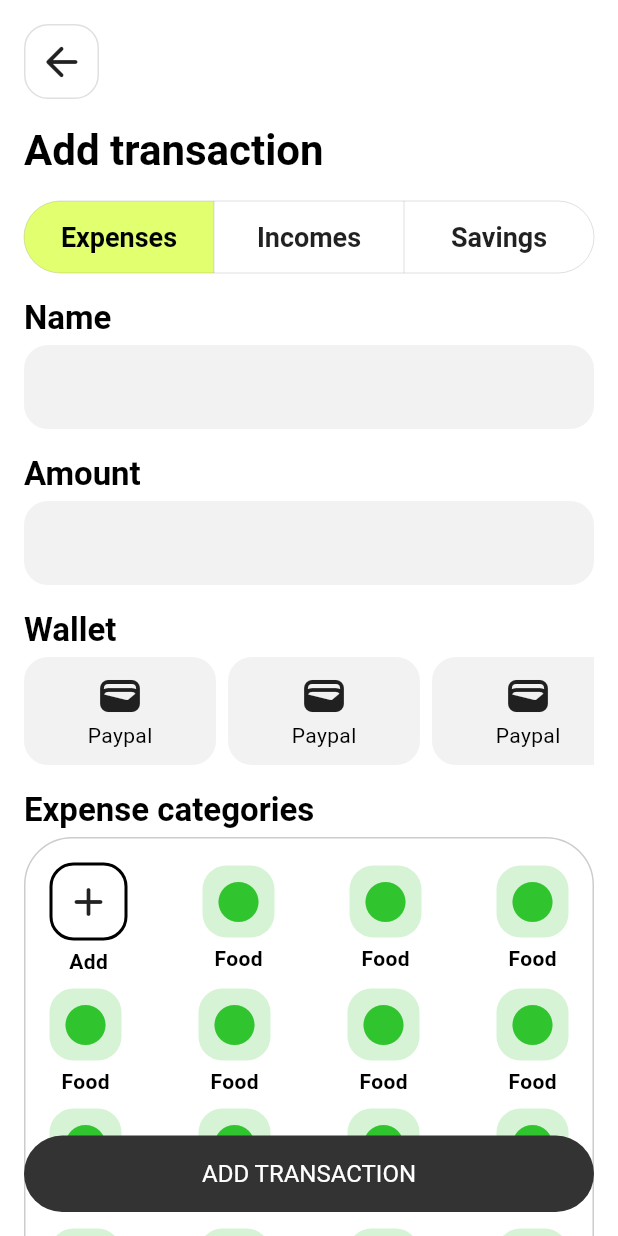
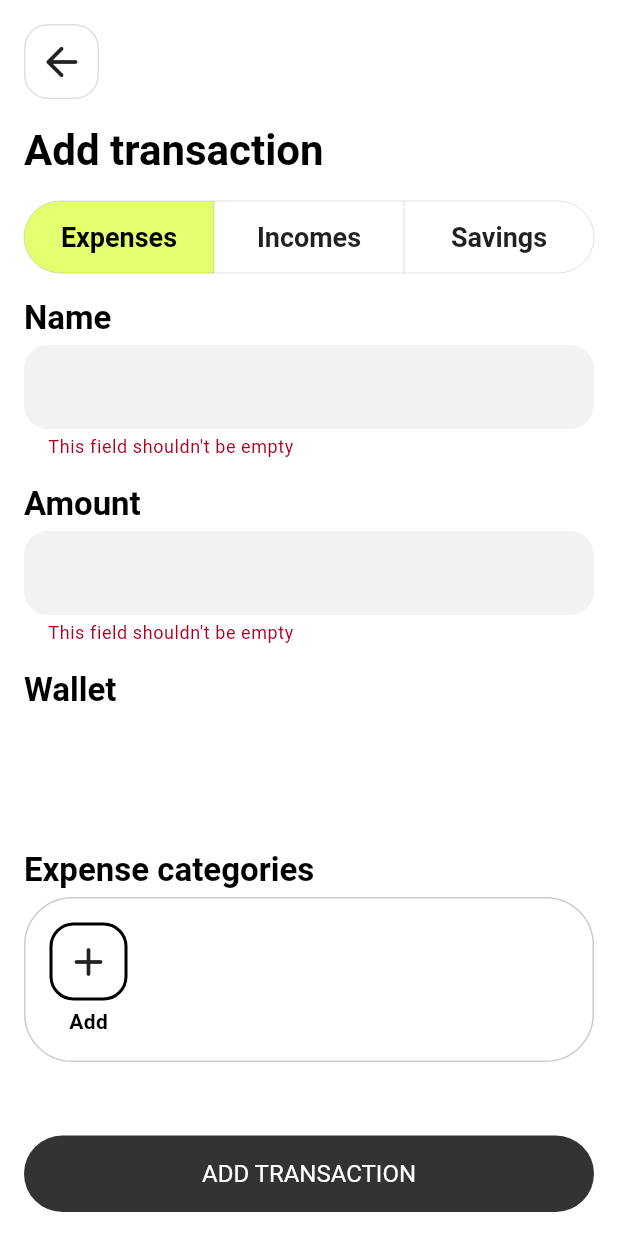
Before and after one commit to suhrobcoder/expense_tracker, a Flutter app: the AddTransactionPage screen opened directly, after a tap on "ADD TRANSACTION", on a phone screen of 412 x 824 dp. Run offline on Flutter 3.47's test engine with Material 2 defaults, Android fonts, the phone set to English and light mode, and no system bars; our stand-ins replace drift, equatable, fl_chart, flutter_bloc, flutter_svg, get_it and 1 more; accounts and stored records are empty; generated files the repository leaves out were written again.

Commit message:
addd transaction bloc

```diff
--- a/lib/data/repository/transaction_repository_impl.dart
+++ b/lib/data/repository/transaction_repository_impl.dart
@@ -4,7 +4,7 @@ import 'package:expense_tracker/data/database/app_database.dart';
 import 'package:expense_tracker/domain/repository/transaction_repository.dart';
 import 'package:injectable/injectable.dart';
 
-@injectable
+@Injectable(as: TransactionRepository)
 class TransactionRepositoryImpl extends TransactionRepository {
   final TransactionDao dao;
 
--- a/lib/main.dart
+++ b/lib/main.dart
@@ -23,7 +23,7 @@ class MyApp extends StatelessWidget {
     return MaterialApp(
       title: 'Expense Tracker',
       theme: appTheme,
-      home: const CreateCategoryPage(),
+      home: const MainPage(),
     );
   }
 }
--- a/lib/presentation/pages/add_transaction/add_transaction_page.dart
+++ b/lib/presentation/pages/add_transaction/add_transaction_page.dart
@@ -1,8 +1,15 @@
+import 'package:expense_tracker/di/init_get_it.dart';
+import 'package:expense_tracker/domain/entity/category_type.dart';
 import 'package:expense_tracker/presentation/components/back_button.dart';
+import 'package:expense_tracker/presentation/components/enum_extensions.dart';
+import 'package:expense_tracker/presentation/components/validators.dart';
+import 'package:expense_tracker/presentation/pages/add_transaction/bloc/add_transaction_bloc.dart';
 import 'package:expense_tracker/presentation/pages/add_transaction/non_scrollable_gridview.dart';
-import 'package:expense_tracker/presentation/theme/colors.dart';
+import 'package:expense_tracker/presentation/pages/create_category/create_category_page.dart';
 import 'package:expense_tracker/presentation/theme/ui_constants.dart';
 import 'package:flutter/material.dart';
+import 'package:flutter_bloc/flutter_bloc.dart';
+import 'package:flutter_svg/flutter_svg.dart';
 
 class AddTransactionPage extends StatelessWidget {
   const AddTransactionPage({super.key});
@@ -10,9 +17,12 @@ class AddTransactionPage extends StatelessWidget {
   @override
   Widget build(BuildContext context) {
     final textTheme = Theme.of(context).textTheme;
+    final colorScheme = Theme.of(context).colorScheme;
     final size = MediaQuery.of(context).size;
     final availableWidth = size.width - 2 * defaultPadding;
-    return Scaffold(
+    return BlocProvider(
+      create: (context) => getIt<AddTransactionBloc>(),
+      child: Scaffold(
         body: Stack(
           children: [
             Positioned.fill(
@@ -21,11 +31,21 @@ class AddTransactionPage extends StatelessWidget {
                   child: Padding(
                     padding:
                         const EdgeInsets.symmetric(horizontal: defaultPadding),
+                    child:
+                        BlocConsumer<AddTransactionBloc, AddTransactionState>(
+                      listener: (context, state) {
+                        if (state.added) {
+                          Navigator.pop(context);
+                        }
+                      },
+                      builder: (context, state) {
+                        return Form(
+                          key: state.formKey,
                           child: Column(
                             crossAxisAlignment: CrossAxisAlignment.start,
                             children: [
                               const SizedBox(height: 16),
-                      CustomBackButton(onTap: () {}),
+                              const CustomBackButton(),
                               const SizedBox(height: 16),
                               Text(
                                 "Add transaction",
@@ -34,8 +54,13 @@ class AddTransactionPage extends StatelessWidget {
                               ),
                               const SizedBox(height: 16),
                               ToggleButtons(
-                        isSelected: const [true, false, false],
-                        onPressed: (index) {},
+                                isSelected: CategoryType.values
+                                    .map((type) => type == state.type)
+                                    .toList(),
+                                onPressed: (index) => context
+                                    .read<AddTransactionBloc>()
+                                    .add(
+                                        SelectType(CategoryType.values[index])),
                                 children: [
                                   SizedBox(
                                     width: availableWidth / 3,
@@ -67,7 +92,10 @@ class AddTransactionPage extends StatelessWidget {
                                     ?.copyWith(fontWeight: FontWeight.w600),
                               ),
                               const SizedBox(height: 4),
-                      const TextField(),
+                              TextFormField(
+                                controller: state.nameController,
+                                validator: nonEmptyValidator,
+                              ),
                               const SizedBox(height: 16),
                               Text(
                                 "Amount",
@@ -75,10 +103,15 @@ class AddTransactionPage extends StatelessWidget {
                                     ?.copyWith(fontWeight: FontWeight.w600),
                               ),
                               const SizedBox(height: 4),
-                      const TextField(
-                        decoration: InputDecoration(
+                              TextFormField(
+                                controller: state.amountController,
+                                validator: nonEmptyValidator,
+                                decoration: const InputDecoration(
                                   suffix: Text("USD"),
                                 ),
+                                keyboardType:
+                                    const TextInputType.numberWithOptions(
+                                        decimal: true),
                               ),
                               const SizedBox(height: 16),
                               Text(
@@ -91,23 +124,34 @@ class AddTransactionPage extends StatelessWidget {
                                 height: 72,
                                 child: ListView.separated(
                                   scrollDirection: Axis.horizontal,
-                          itemCount: 3,
+                                  itemCount: state.wallets.length,
                                   separatorBuilder: (context, index) =>
                                       const SizedBox(width: 8),
                                   itemBuilder: (context, index) {
+                                    final wallet = state.wallets[index];
+                                    final selected =
+                                        wallet == state.selectedWallet;
                                     return Container(
-                              padding: const EdgeInsets.all(defaultPadding / 2),
+                                      padding: const EdgeInsets.all(
+                                          defaultPadding / 2),
                                       width: 128,
                                       decoration: BoxDecoration(
-                                borderRadius:
-                                    BorderRadius.circular(defaultPadding),
-                                color: Colors.black.withOpacity(0.05),
+                                        borderRadius: BorderRadius.circular(
+                                            defaultPadding),
+                                        color: selected
+                                            ? colorScheme.primary
+                                            : Colors.black.withOpacity(0.05),
                                       ),
                                       child: Column(
-                                mainAxisAlignment: MainAxisAlignment.center,
-                                children: const [
-                                  Icon(Icons.wallet, size: 32),
-                                  Text("Paypal"),
+                                        mainAxisAlignment:
+                                            MainAxisAlignment.center,
+                                        children: [
+                                          SvgPicture.asset(
+                                            wallet.type.getIcon(),
+                                            width: 32,
+                                            height: 32,
+                                          ),
+                                          Text(wallet.name),
                                         ],
                                       ),
                                     );
@@ -127,43 +171,62 @@ class AddTransactionPage extends StatelessWidget {
                                 decoration: BoxDecoration(
                                   borderRadius:
                                       BorderRadius.circular(2 * defaultPadding),
-                          border:
-                              Border.all(color: Colors.black.withOpacity(0.2)),
+                                  border: Border.all(
+                                      color: Colors.black.withOpacity(0.2)),
                                 ),
                                 child: NonScrollableGridview(
                                   crossAxisCount: 4,
                                   verticalSpacing: 8.0,
                                   children: [
-                            AddCategoryButton(onTap: () {}),
-                            ...List.generate(
-                              15,
-                              (index) => CategoryItem(
-                                name: "Food",
-                                icon: Icons.circle,
-                                color: green,
-                                onTap: () {},
+                                    AddCategoryButton(
+                                      onTap: () => Navigator.push(
+                                        context,
+                                        MaterialPageRoute(
+                                            builder: (context) =>
+                                                const CreateCategoryPage()),
+                                      ),
+                                    ),
+                                    ...state.categories
+                                        .map(
+                                          (category) => CategoryItem(
+                                            name: category.name,
+                                            icon: category.icon,
+                                            color: Color(category.color),
+                                            selected: category ==
+                                                state.selectedCategory,
+                                            onTap: () => context
+                                                .read<AddTransactionBloc>()
+                                                .add(SelectCategory(category)),
                                           ),
                                         )
+                                        .toList(),
                                   ],
                                 ),
                               ),
                               const SizedBox(height: 96),
                             ],
                           ),
+                        );
+                      },
                     ),
                   ),
                 ),
               ),
-          Positioned(
+            ),
+            Builder(builder: (context) {
+              return Positioned(
                 left: defaultPadding,
                 right: defaultPadding,
                 bottom: defaultPadding,
                 child: FilledButton(
-              onPressed: () {},
+                  onPressed: () =>
+                      context.read<AddTransactionBloc>().add(ExecuteAdd()),
                   child: const Text("ADD TRANSACTION"),
                 ),
+              );
+            }),
+          ],
         ),
-        ],
       ),
     );
   }
@@ -208,12 +271,14 @@ class CategoryItem extends StatelessWidget {
     required this.name,
     required this.icon,
     required this.color,
+    required this.selected,
     required this.onTap,
   });
 
   final String name;
-  final IconData icon;
+  final String icon;
   final Color color;
+  final bool selected;
   final VoidCallback onTap;
 
   @override
@@ -226,11 +291,14 @@ class CategoryItem extends StatelessWidget {
             padding: const EdgeInsets.all(8.0),
             decoration: BoxDecoration(
                 borderRadius: BorderRadius.circular(16.0),
+                border: Border.all(
+                    color: selected ? color : Colors.transparent, width: 2.0),
                 color: color.withOpacity(0.2)),
-            child: Icon(
+            child: SvgPicture.asset(
               icon,
-              color: color,
-              size: 32.0,
+              width: 32,
+              height: 32,
+              colorFilter: ColorFilter.mode(color, BlendMode.srcIn),
             ),
           ),
           const SizedBox(height: 4),
--- /dev/null
+++ b/lib/presentation/pages/add_transaction/bloc/add_transaction_bloc.dart
@@ -0,0 +1,88 @@
+import 'dart:async';
+
+import 'package:expense_tracker/domain/repository/category_repository.dart';
+import 'package:expense_tracker/domain/repository/transaction_repository.dart';
+import 'package:expense_tracker/domain/repository/wallet_repository.dart';
+import 'package:flutter_bloc/flutter_bloc.dart';
+import 'package:equatable/equatable.dart';
+import 'package:expense_tracker/data/database/app_database.dart';
+import 'package:expense_tracker/data/database/models/wallets.dart';
+import 'package:expense_tracker/domain/entity/category_type.dart';
+import 'package:flutter/material.dart';
+import 'package:injectable/injectable.dart';
+
+part 'add_transaction_event.dart';
+part 'add_transaction_state.dart';
+
+@injectable
+class AddTransactionBloc
+    extends Bloc<AddTransactionEvent, AddTransactionState> {
+  final TransactionRepository transactionRepository;
+  final WalletRepository walletRepository;
+  final CategoryRepository categoryRepository;
+
+  late final StreamSubscription _walletSubscription;
+  late final StreamSubscription _categorySubscription;
+
+  AddTransactionBloc(this.transactionRepository, this.walletRepository,
+      this.categoryRepository)
+      : super(AddTransactionState.initial()) {
+    on<_WalletsLoadedEvent>((event, emit) {
+      emit(state.copyWith(
+          wallets: event.wallets, selectedWallet: event.wallets.first));
+    });
+    on<_CategoryLoadedEvent>((event, emit) {
+      emit(state.copyWith(
+          categories: event.categories,
+          selectedCategory: event.categories.first));
+    });
+    on<SelectType>((event, emit) {
+      emit(state.copyWith(type: event.type));
+    });
+    on<SelectCategory>((event, emit) {
+      emit(state.copyWith(selectedCategory: event.category));
+    });
+    on<ExecuteAdd>((event, emit) async {
+      final validated = state.formKey.currentState?.validate() ?? false;
+      if (validated) {
+        final transaction = Transaction(
+          id: 0,
+          name: state.nameController.text,
+          amount: double.parse(state.amountController.text),
+          categoryId: state.selectedCategory!.id,
+          walletId: state.selectedWallet!.id,
+          type: state.type,
+          date: DateTime.now(),
+        );
+        await transactionRepository.insert(transaction);
+        emit(state.copyWith(added: true));
+      }
+    });
+    _walletSubscription = walletRepository.watch().listen((wallets) {
+      add(_WalletsLoadedEvent(wallets));
+    });
+    _categorySubscription = categoryRepository.watch().listen((categories) {
+      add(_CategoryLoadedEvent(categories));
+    });
+  }
+
+  @override
+  Future<void> close() async {
+    super.close();
+
+    _walletSubscription.cancel();
+    _categorySubscription.cancel();
+  }
+}
+
+class _WalletsLoadedEvent extends AddTransactionEvent {
+  final List<Wallet> wallets;
+
+  _WalletsLoadedEvent(this.wallets);
+}
+
+class _CategoryLoadedEvent extends AddTransactionEvent {
+  final List<Category> categories;
+
+  _CategoryLoadedEvent(this.categories);
+}
--- /dev/null
+++ b/lib/presentation/pages/add_transaction/bloc/add_transaction_event.dart
@@ -0,0 +1,17 @@
+part of 'add_transaction_bloc.dart';
+
+abstract class AddTransactionEvent {}
+
+class SelectType extends AddTransactionEvent {
+  final CategoryType? type;
+
+  SelectType(this.type);
+}
+
+class SelectCategory extends AddTransactionEvent {
+  final Category category;
+
+  SelectCategory(this.category);
+}
+
+class ExecuteAdd extends AddTransactionEvent {}
--- /dev/null
+++ b/lib/presentation/pages/add_transaction/bloc/add_transaction_state.dart
@@ -0,0 +1,64 @@
+part of 'add_transaction_bloc.dart';
+
+class AddTransactionState extends Equatable {
+  const AddTransactionState({
+    required this.formKey,
+    required this.type,
+    required this.nameController,
+    required this.amountController,
+    required this.wallets,
+    required this.selectedWallet,
+    required this.categories,
+    required this.selectedCategory,
+    required this.added,
+  });
+
+  final GlobalKey<FormState> formKey;
+  final CategoryType type;
+  final TextEditingController nameController;
+  final TextEditingController amountController;
+  final List<Wallet> wallets;
+  final Wallet? selectedWallet;
+  final List<Category> categories;
+  final Category? selectedCategory;
+  final bool added;
+
+  factory AddTransactionState.initial() {
+    return AddTransactionState(
+      formKey: GlobalKey<FormState>(),
+      type: CategoryType.values.first,
+      nameController: TextEditingController(),
+      amountController: TextEditingController(),
+      wallets: const [],
+      selectedWallet: null,
+      categories: const [],
+      selectedCategory: null,
+      added: false,
+    );
+  }
+
+  AddTransactionState copyWith({
+    CategoryType? type,
+    List<Wallet>? wallets,
+    Wallet? selectedWallet,
+    List<Category>? categories,
+    Category? selectedCategory,
+    bool? added,
+  }) {
+    return AddTransactionState(
+      formKey: formKey,
+      type: type ?? this.type,
+      nameController: nameController,
+      amountController: amountController,
+      wallets: wallets ?? this.wallets,
+      selectedWallet: selectedWallet ?? this.selectedWallet,
+      categories: categories ?? this.categories,
+      selectedCategory: selectedCategory ?? this.selectedCategory,
+      added: added ?? this.added,
+    );
+  }
+
+  @override
+  List<Object?> get props =>
+      [type, wallets, selectedWallet, categories, selectedCategory, added];
+}
--- a/lib/presentation/pages/add_transaction/non_scrollable_gridview.dart
+++ b/lib/presentation/pages/add_transaction/non_scrollable_gridview.dart
@@ -14,7 +14,7 @@ class NonScrollableGridview extends StatelessWidget {
 
   @override
   Widget build(BuildContext context) {
-    final rowCount = (children.length - 1) ~/ crossAxisCount + 1;
+    int rowCount = (children.length - 1) ~/ crossAxisCount + 1;
     return Column(
       children: List.generate(
         rowCount,
@@ -22,6 +22,9 @@ class NonScrollableGridview extends StatelessWidget {
           mainAxisAlignment: MainAxisAlignment.spaceBetween,
           children: List.generate(crossAxisCount, (j) {
             final index = i * crossAxisCount + j;
+            if (index >= children.length) {
+              return const SizedBox(width: 48.0);
+            }
             return Padding(
                 padding: EdgeInsets.only(top: i == 0 ? 0 : verticalSpacing),
                 child: children[index]);
--- a/lib/presentation/pages/create_category/bloc/create_category_bloc.dart
+++ b/lib/presentation/pages/create_category/bloc/create_category_bloc.dart
@@ -39,10 +39,11 @@ class CreateCategoryBloc
           type: state.selectedType,
         );
         if (category == null) {
-          repository.insert(newCategory);
+          await repository.insert(newCategory);
         } else {
-          repository.update(newCategory);
+          await repository.update(newCategory);
         }
+        emit(state.copyWith(added: true));
       }
     });
   }
--- a/lib/presentation/pages/create_category/bloc/create_category_state.dart
+++ b/lib/presentation/pages/create_category/bloc/create_category_state.dart
@@ -7,6 +7,7 @@ class CreateCategoryState extends Equatable {
     required this.selectedType,
     required this.iconPath,
     required this.color,
+    required this.added,
   });
 
   final GlobalKey<FormState> formKey;
@@ -14,6 +15,7 @@ class CreateCategoryState extends Equatable {
   final CategoryType selectedType;
   final String iconPath;
   final Color color;
+  final bool added;
 
   factory CreateCategoryState.initial(Category? category) {
     return CreateCategoryState(
@@ -22,6 +24,7 @@ class CreateCategoryState extends Equatable {
       selectedType: CategoryType.values.first,
       iconPath: icons.first,
       color: categoryColors.first,
+      added: false,
     );
   }
 
@@ -29,6 +32,7 @@ class CreateCategoryState extends Equatable {
     CategoryType? selectedType,
     String? iconPath,
     Color? color,
+    bool? added,
   }) {
     return CreateCategoryState(
       formKey: formKey,
@@ -36,9 +40,10 @@ class CreateCategoryState extends Equatable {
       selectedType: selectedType ?? this.selectedType,
       iconPath: iconPath ?? this.iconPath,
       color: color ?? this.color,
+      added: added ?? this.added,
     );
   }
 
   @override
-  List<Object> get props => [selectedType, iconPath, color];
+  List<Object> get props => [selectedType, iconPath, color, added];
 }
--- a/lib/presentation/pages/main/bloc/main_state.dart
+++ b/lib/presentation/pages/main/bloc/main_state.dart
@@ -2,7 +2,7 @@ part of 'main_bloc.dart';
 
 class MainState extends Equatable {
   const MainState({
-    this.currentPage = 2,
+    this.currentPage = 0,
   });
 
   final int currentPage;
```
Also changed, not shown: lib/presentation/pages/create_category/create_category_page.dart (+7 -2 lines), lib/presentation/pages/main/main_page.dart (+6 -1 lines), lib/di/init_get_it.config.dart. Lines whose indentation alone changed are shown as unchanged.
